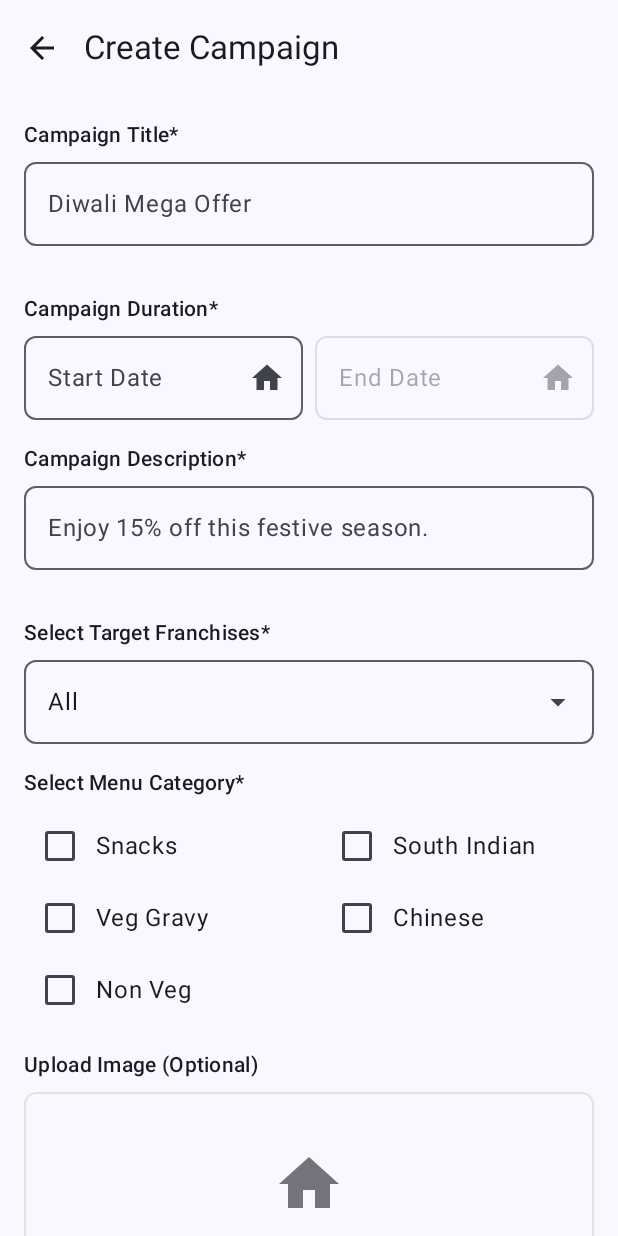
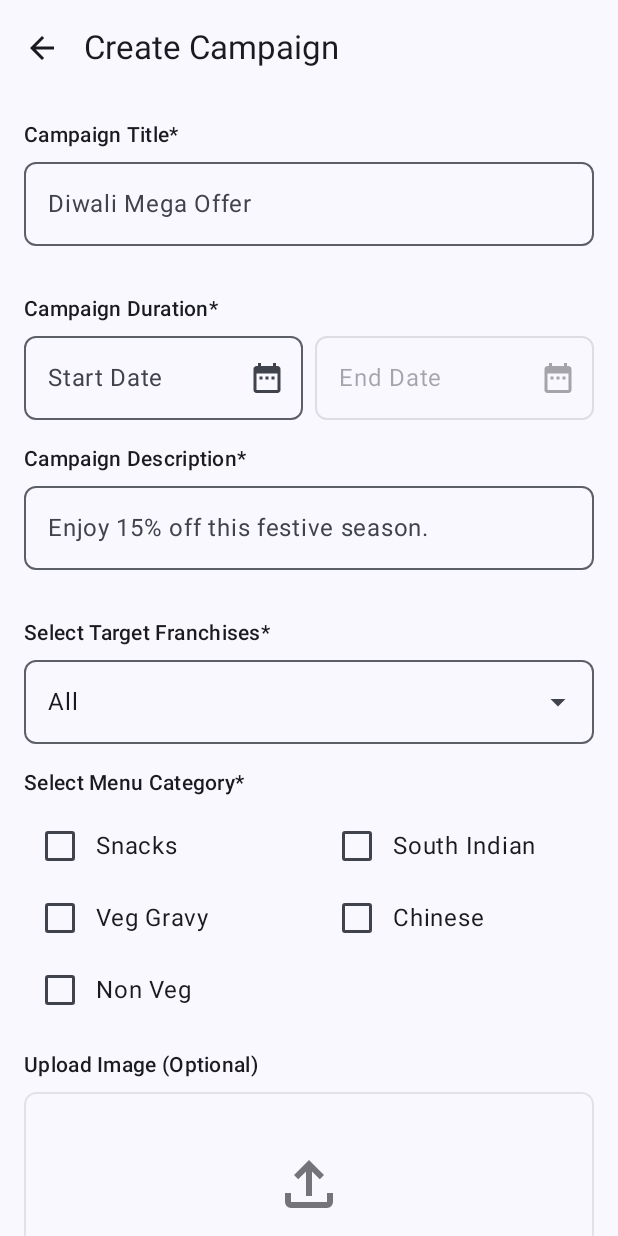
Before and after one commit to SwadRatna/swadratna_admin_app, an Android app built with Jetpack Compose: the CampaignScreen screen opened through its navigation route, after a tap on "Create New Campaign", on a phone screen of 412 x 824 dp. Run offline under Robolectric (Android 15) with nearby library versions, the phone set to English and light mode, and no system bars; our stand-ins replace Dagger/Hilt's generated code; 2 other taps on this screen came first.

Commit message:
Refactored icons

```diff
--- a/app/src/main/java/com/swadratna/swadratna_admin/ui/campaign/CampaignScreen.kt
+++ b/app/src/main/java/com/swadratna/swadratna_admin/ui/campaign/CampaignScreen.kt
@@ -15,9 +15,11 @@ import androidx.compose.material3.*
 import androidx.compose.runtime.*
 import androidx.compose.ui.Alignment
 import androidx.compose.ui.Modifier
+import androidx.compose.ui.res.painterResource
 import androidx.compose.ui.text.font.FontWeight
 import androidx.compose.ui.unit.dp
 import androidx.hilt.navigation.compose.hiltViewModel
+import com.swadratna.swadratna_admin.R
 import com.swadratna.swadratna_admin.ui.campaign.components.CampaignItem
 import com.swadratna.swadratna_admin.ui.components.AppSearchField
 import com.swadratna.swadratna_admin.ui.staff.FilterOption
@@ -71,7 +73,7 @@ fun CampaignScreen(
                     onClick = { viewModel.handleEvent(CampaignEvent.ToggleFilterMenu) },
                     modifier = Modifier.weight(1f)
                 ) {
-                    Icon(Icons.Default.AccountBox, contentDescription = "Filter")
+                    Icon(painter = painterResource(R.drawable.ic_filter), contentDescription = "Filter")
                     Spacer(modifier = Modifier.width(4.dp))
                     Text("Filter")
                 }
@@ -80,7 +82,7 @@ fun CampaignScreen(
                     onClick = { viewModel.handleEvent(CampaignEvent.ToggleSortMenu) },
                     modifier = Modifier.weight(1f)
                 ) {
-                    Icon(Icons.Default.Build, contentDescription = "Sort")
+                    Icon(painter = painterResource(R.drawable.ic_sort), contentDescription = "Sort")
                     Spacer(modifier = Modifier.width(4.dp))
                     Text("Sort")
                 }
--- a/app/src/main/java/com/swadratna/swadratna_admin/ui/campaign/CreateCampaignScreen.kt
+++ b/app/src/main/java/com/swadratna/swadratna_admin/ui/campaign/CreateCampaignScreen.kt
@@ -53,10 +53,12 @@ import androidx.compose.ui.Alignment
 import androidx.compose.ui.Modifier
 import androidx.compose.ui.draw.clip
 import androidx.compose.ui.graphics.Color
+import androidx.compose.ui.res.painterResource
 import androidx.compose.ui.text.font.FontWeight
 import androidx.compose.ui.text.style.TextOverflow
 import androidx.compose.ui.unit.dp
 import androidx.hilt.navigation.compose.hiltViewModel
+import com.swadratna.swadratna_admin.R
 import java.time.LocalDate
 import java.time.format.DateTimeFormatter
 
@@ -153,7 +155,7 @@ fun CreateCampaignScreen(
                         .clickable { showStartDatePicker = true },
                     placeholder = { Text("Start Date") },
                     trailingIcon = { IconButton(onClick = { showStartDatePicker = true }) {
-                        Icon(Icons.Default.Home, contentDescription = "Select date")
+                        Icon(painter = painterResource(R.drawable.ic_date), contentDescription = "Select date")
                     } },
                     readOnly = true,
                     singleLine = true,
@@ -171,7 +173,7 @@ fun CreateCampaignScreen(
                         .clickable { if (startDate != null) showEndDatePicker = true },
                     placeholder = { Text("End Date") },
                     trailingIcon = { IconButton(onClick = { if (startDate != null) showEndDatePicker = true }) {
-                        Icon(Icons.Default.Home, contentDescription = "Select Date",
+                        Icon(painter = painterResource(R.drawable.ic_date), contentDescription = "Select Date",
                              tint = if (startDate == null) MaterialTheme.colorScheme.onSurface.copy(alpha = 0.38f)
                                    else MaterialTheme.colorScheme.onSurfaceVariant)
                     } },
@@ -343,7 +345,7 @@ fun CreateCampaignScreen(
             ) {
                 Column(horizontalAlignment = Alignment.CenterHorizontally) {
                     Icon(
-                        imageVector = Icons.Default.Home,
+                        painter = painterResource(R.drawable.ic_upload),
                         contentDescription = "Upload Image",
                         tint = MaterialTheme.colorScheme.onSurface.copy(alpha = 0.6f),
                         modifier = Modifier.size(48.dp)
--- a/app/src/main/java/com/swadratna/swadratna_admin/ui/staff/StaffManagementScreen.kt
+++ b/app/src/main/java/com/swadratna/swadratna_admin/ui/staff/StaffManagementScreen.kt
@@ -95,7 +95,7 @@ fun StaffManagementScreen(
                     onClick = { viewModel.onEvent(StaffEvent.ToggleFilterMenu)  },
                     modifier = Modifier.weight(1f)
                 ) {
-                    Icon(Icons.Default.Home, contentDescription = "Filter")
+                    Icon(painter = painterResource(R.drawable.ic_filter), contentDescription = "Filter")
                     Spacer(modifier = Modifier.width(4.dp))
                     Text("Filter")
                 }
@@ -106,7 +106,7 @@ fun StaffManagementScreen(
                     onClick = {viewModel.onEvent(StaffEvent.ToggleSortMenu)  },
                     modifier = Modifier.weight(1f)
                 ) {
-                    Icon(Icons.Default.Home, contentDescription = "Sort")
+                    Icon(painter = painterResource(R.drawable.ic_sort), contentDescription = "Sort")
                     Spacer(modifier = Modifier.width(4.dp))
                     Text("Sort")
                 }
--- a/app/src/main/java/com/swadratna/swadratna_admin/ui/store/StoreScreen.kt
+++ b/app/src/main/java/com/swadratna/swadratna_admin/ui/store/StoreScreen.kt
@@ -12,9 +12,11 @@ import androidx.compose.material3.ExperimentalMaterial3Api
 import androidx.compose.runtime.*
 import androidx.compose.ui.Alignment
 import androidx.compose.ui.Modifier
+import androidx.compose.ui.res.painterResource
 import androidx.compose.ui.text.font.FontWeight
 import androidx.compose.ui.unit.dp
 import androidx.hilt.navigation.compose.hiltViewModel
+import com.swadratna.swadratna_admin.R
 import com.swadratna.swadratna_admin.ui.components.AppSearchField
 import com.swadratna.swadratna_admin.ui.components.EmptyStateMessage
 import com.swadratna.swadratna_admin.ui.components.LoadingIndicator
@@ -76,7 +78,7 @@ fun StoreScreen(
                     onClick = { viewModel.onEvent(StoreEvent.ToggleFilterMenu) },
                     modifier = Modifier.weight(1f)
                 ) {
-                    Icon(Icons.Default.Home, contentDescription = "Filter")
+                    Icon(painter = painterResource(R.drawable.ic_filter), contentDescription = "Filter")
                     Spacer(modifier = Modifier.width(4.dp))
                     Text("Filter")
                 }
@@ -87,7 +89,7 @@ fun StoreScreen(
                     onClick = { viewModel.onEvent(StoreEvent.ToggleSortMenu) },
                     modifier = Modifier.weight(1f)
                 ) {
-                    Icon(Icons.Default.Home, contentDescription = "Sort")
+                    Icon(painter = painterResource(R.drawable.ic_sort), contentDescription = "Sort")
                     Spacer(modifier = Modifier.width(4.dp))
                     Text("Sort")
                 }
--- /dev/null
+++ b/app/src/main/res/drawable/ic_date.xml
@@ -0,0 +1,5 @@
+<vector xmlns:android="http://schemas.android.com/apk/res/android" android:height="24dp" android:tint="#000000" android:viewportHeight="24" android:viewportWidth="24" android:width="24dp">
+
+    <path android:fillColor="@android:color/white" android:pathData="M9,11L7,11v2h2v-2zM13,11h-2v2h2v-2zM17,11h-2v2h2v-2zM19,4h-1L18,2h-2v2L8,4L8,2L6,2v2L5,4c-1.11,0 -1.99,0.9 -1.99,2L3,20c0,1.1 0.89,2 2,2h14c1.1,0 2,-0.9 2,-2L21,6c0,-1.1 -0.9,-2 -2,-2zM19,20L5,20L5,9h14v11z"/>
+
+</vector>
--- /dev/null
+++ b/app/src/main/res/drawable/ic_filter.xml
@@ -0,0 +1,13 @@
+<vector xmlns:android="http://schemas.android.com/apk/res/android"
+    android:width="20dp"
+    android:height="20dp"
+    android:viewportWidth="20"
+    android:viewportHeight="20">
+  <path
+      android:pathData="M18.299,2.53H1.699L8.339,10.382V15.81L11.659,17.47V10.382L18.299,2.53Z"
+      android:strokeLineJoin="round"
+      android:strokeWidth="1.66"
+      android:fillColor="#00000000"
+      android:strokeColor="#171A1F"
+      android:strokeLineCap="round"/>
+</vector>
--- /dev/null
+++ b/app/src/main/res/drawable/ic_sort.xml
@@ -0,0 +1,5 @@
+<vector xmlns:android="http://schemas.android.com/apk/res/android" android:autoMirrored="true" android:height="24dp" android:tint="#000000" android:viewportHeight="24" android:viewportWidth="24" android:width="24dp">
+
+    <path android:fillColor="@android:color/white" android:pathData="M3,18h6v-2L3,16v2zM3,6v2h18L21,6L3,6zM3,13h12v-2L3,11v2z"/>
+
+</vector>
--- /dev/null
+++ b/app/src/main/res/drawable/ic_upload.xml
@@ -0,0 +1,5 @@
+<vector xmlns:android="http://schemas.android.com/apk/res/android" android:height="24dp" android:tint="#000000" android:viewportHeight="960" android:viewportWidth="960" android:width="24dp">
+
+    <path android:fillColor="@android:color/white" android:pathData="M440,640L440,314L336,418L280,360L480,160L680,360L624,418L520,314L520,640L440,640ZM240,800Q207,800 183.5,776.5Q160,753 160,720L160,600L240,600L240,720Q240,720 240,720Q240,720 240,720L720,720Q720,720 720,720Q720,720 720,720L720,600L800,600L800,720Q800,753 776.5,776.5Q753,800 720,800L240,800Z"/>
+
+</vector>
```
